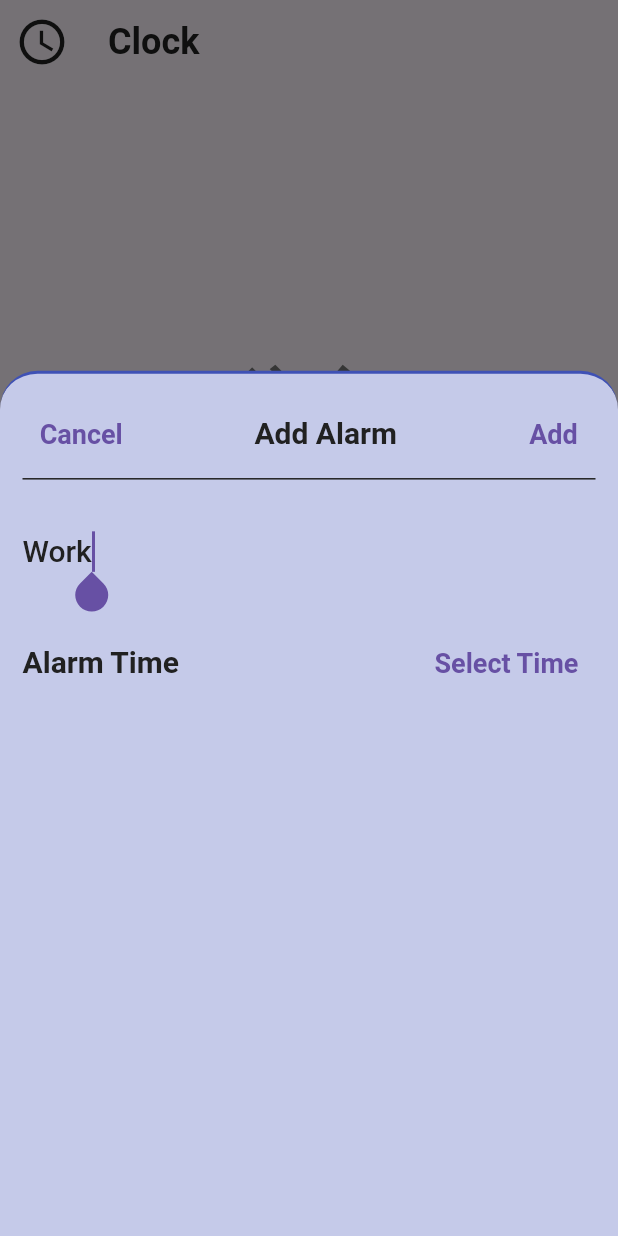
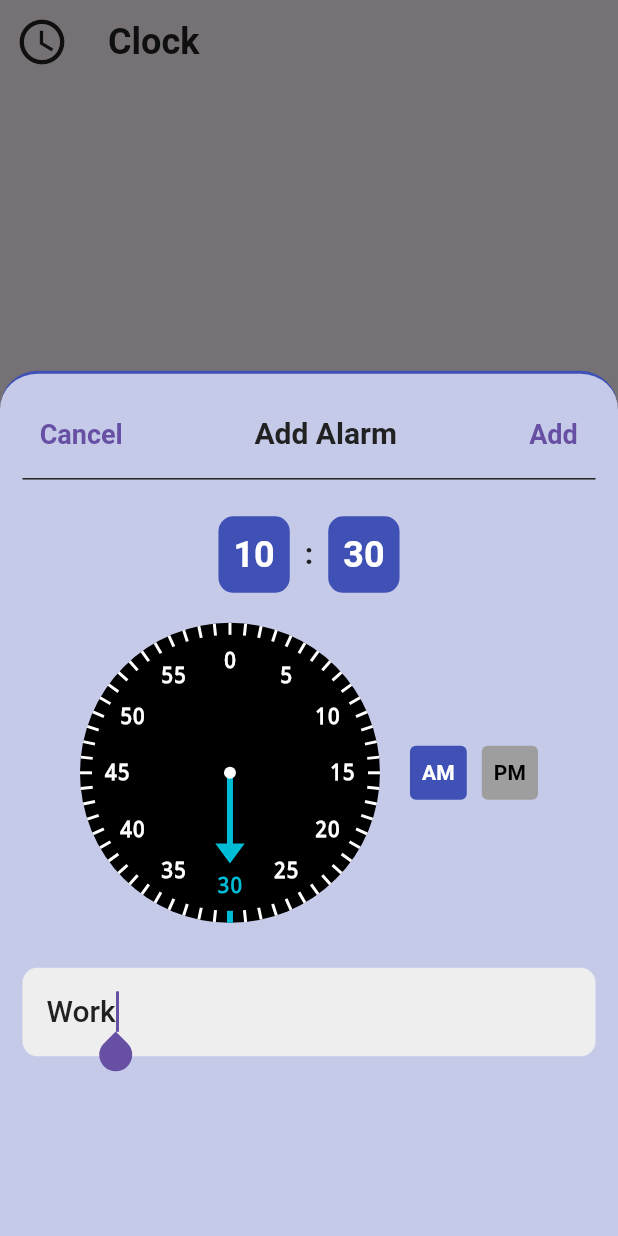
Before and after one commit to RohitMundhra123/portfolio_app, a Flutter app: the ClockApp screen opened directly, item 2 of the bottom bar chosen, after a tap on the "add" icon, on a phone screen of 412 x 824 dp. Run offline on Flutter 3.47's test engine with Material 3 defaults, Android fonts, the phone set to English and light mode, and no system bars; our stand-ins replace drift, drift_flutter, get, shared_preferences, sqflite; accounts and stored records are empty; generated files the repository leaves out were written again.

Commit message:
Add hour and minute picker painters for alarm time selection

```diff
--- a/lib/controllers/clock_controller.dart
+++ b/lib/controllers/clock_controller.dart
@@ -17,6 +17,9 @@ class ClockController extends GetxController {
   final RxInt stopWatchMilliseconds = 0.obs;
   final RxList<String> stopWatchLaps = <String>[].obs;
   final RxList<AlarmModel> alarms = <AlarmModel>[].obs;
+
+  final Rx<TimeOfDay> alarmTime = TimeOfDay.now().obs;
+  final RxBool alarmIsAm = true.obs;
 
   final SharedPreferencesService _sharedPreferencesService =
       SharedPreferencesService();
--- a/lib/screens/apps/clock/addalarm.dart
+++ b/lib/screens/apps/clock/addalarm.dart
@@ -5,6 +5,7 @@ import 'package:my_portfolio/constants/theme.dart';
 import 'package:my_portfolio/controllers/clock_controller.dart';
 import 'package:my_portfolio/models/alarm_model.dart';
 import 'package:my_portfolio/utils/widgets/custom_snackbar.dart';
+import 'package:my_portfolio/utils/widgets/painter/minute_picker_painter.dart';
 import 'package:my_portfolio/utils/widgets/textformfield/content_textformfield.dart';
 
 class AddAlarm extends StatefulWidget {
@@ -17,7 +18,6 @@ class AddAlarm extends StatefulWidget {
 }
 
 class _AddAlarmState extends State<AddAlarm> {
-  TimeOfDay? _alarmTimeData;
   late final ClockController _clockController;
 
   @override
@@ -70,7 +70,7 @@ class _AddAlarmState extends State<AddAlarm> {
   }
 
   Widget _form() {
-    return Column(children: [_description(), _alarmTime()]);
+    return Column(children: [_alarmTimePicker(), _description()]);
   }
 
   final TextEditingController titleController = TextEditingController();
@@ -88,39 +88,133 @@ class _AddAlarmState extends State<AddAlarm> {
     );
   }
 
-  Widget _alarmTime() {
+  Widget _alarmTimePicker() {
     return Padding(
       padding: const EdgeInsets.symmetric(vertical: 15),
-      child: Row(
+      child: Obx(
+        () => Column(
           children: [
-          Expanded(
-            child: Text(
-              'Alarm Time',
-              style: Get.textTheme.headlineSmall?.copyWith(
-                fontWeight: FontWeight.w600,
+            _alarmTime(),
+            const SizedBox(height: 20),
+            Row(
+              mainAxisAlignment: MainAxisAlignment.center,
+              children: [
+                CustomPaint(
+                  painter:
+                  // HourPickerPainter(
+                  //   selectedHour:
+                  //       _clockController.alarmTime.value.hour % 12 == 0
+                  //           ? 12
+                  //           : _clockController.alarmTime.value.hour % 12,
+                  //   onTimeChange: (hour) {
+                  //     _clockController.alarmTime.value = TimeOfDay(
+                  //       hour:
+                  //           _clockController.alarmIsAm.value ? hour : hour + 12,
+                  //       minute: _clockController.alarmTime.value.minute,
+                  //     );
+                  //   },
+                  // ),
+                  MinutePickerPainter(
+                    selectedMinute: _clockController.alarmTime.value.minute,
+                    onTimeChange: (minute) {
+                      _clockController.alarmTime.value = TimeOfDay(
+                        hour: _clockController.alarmTime.value.hour,
+                        minute: minute,
+                      );
+                    },
+                  ),
+                  size: const Size(200, 200),
+                ),
+                const SizedBox(width: 20),
+                Row(
+                  children: [
+                    GestureDetector(
+                      onTap: () {
+                        _clockController.alarmIsAm.value = true;
+                        _clockController.alarmTime.value.period == DayPeriod.am
+                            ? _clockController.alarmTime.value
+                            : _clockController.alarmTime.value = TimeOfDay(
+                              hour: _clockController.alarmTime.value.hour - 12,
+                              minute: _clockController.alarmTime.value.minute,
+                            );
+                      },
+                      child: _amPmTile(true),
+                    ),
+                    const SizedBox(width: 10),
+                    GestureDetector(
+                      onTap: () {
+                        _clockController.alarmIsAm.value = false;
+                        _clockController.alarmTime.value.period == DayPeriod.pm
+                            ? _clockController.alarmTime.value
+                            : _clockController.alarmTime.value = TimeOfDay(
+                              hour: _clockController.alarmTime.value.hour + 12,
+                              minute: _clockController.alarmTime.value.minute,
+                            );
+                      },
+                      child: _amPmTile(false),
+                    ),
+                  ],
+                ),
+              ],
+            ),
+          ],
         ),
       ),
+    );
+  }
+
+  Widget _alarmTime() {
+    return Row(
+      mainAxisAlignment: MainAxisAlignment.center,
+      children: [
+        _timeTile(_clockController.alarmTime.value.hour),
+        Padding(
+          padding: const EdgeInsets.symmetric(horizontal: 10),
+          child: Text(':', style: Get.textTheme.headlineSmall),
         ),
-          TextButton(
-            onPressed: () async {
-              final res = await showTimePicker(
-                context: context,
-                initialTime: TimeOfDay.now(),
+        _timeTile(_clockController.alarmTime.value.minute),
+      ],
     );
-              if (res != null) {
-                setState(() {
-                  _alarmTimeData = res;
-                });
   }
-            },
-            child:
-                (_alarmTimeData != null)
-                    ? Text(
-                      '${_alarmTimeData!.hour.toString().padLeft(2, '0')}:${_alarmTimeData!.minute.toString().padLeft(2, '0')}',
-                    )
-                    : const Text('Select Time'),
+
+  Widget _amPmTile(bool isAm) {
+    return Container(
+      padding: const EdgeInsets.all(8),
+      decoration: BoxDecoration(
+        color:
+            isAm == _clockController.alarmIsAm.value
+                ? CustomThemeData.primaryColor
+                : Colors.grey,
+        borderRadius: BorderRadius.circular(4),
       ),
-        ],
+      child: Text(
+        isAm ? 'AM' : 'PM',
+        style: Get.textTheme.titleSmall?.copyWith(
+          color:
+              isAm == _clockController.alarmIsAm.value
+                  ? Colors.white
+                  : Colors.black,
+          fontWeight: FontWeight.w600,
+          fontFeatures: [FontFeature.tabularFigures()],
+        ),
+      ),
+    );
+  }
+
+  Widget _timeTile(int time) {
+    return Container(
+      padding: const EdgeInsets.all(10),
+      decoration: BoxDecoration(
+        color: CustomThemeData.primaryColor,
+        borderRadius: BorderRadius.circular(10),
+      ),
+      child: Text(
+        time.toString().padLeft(2, '0'),
+        style: Get.textTheme.headlineMedium?.copyWith(
+          color: Colors.white,
+          fontWeight: FontWeight.w600,
+          fontFeatures: [FontFeature.tabularFigures()],
+        ),
       ),
     );
   }
@@ -144,14 +238,7 @@ class _AddAlarmState extends State<AddAlarm> {
         TextButton(
           child: const Text('Add'),
           onPressed: () {
-            if (_alarmTimeData == null) {
-              CustomSnackBar(
-                message: 'Please select a time',
-                title: 'Error',
-                icon: Icons.error,
-              ).show();
-              return;
-            } else if (titleController.text.isEmpty) {
+            if (titleController.text.isEmpty) {
               CustomSnackBar(
                 message: 'Please enter a Title',
                 title: 'Error',
@@ -165,14 +252,15 @@ class _AddAlarmState extends State<AddAlarm> {
                       DateTime.fromMicrosecondsSinceEpoch(
                         DateTime.now().microsecondsSinceEpoch,
                       ).toString(),
-                  alarmTime: _alarmTimeData!,
+                  alarmTime: _clockController.alarmTime.value,
                   description: titleController.text,
                   isActive: true,
                 ),
               );
               Get.back();
               CustomSnackBar(
-                message: 'Alarm Added for ${_alarmTimeData!.format(context)}',
+                message:
+                    'Alarm Added for ${_clockController.alarmTime.value.format(context)}',
                 title: 'Success',
                 icon: Icons.check_circle,
               ).show();
--- a/lib/screens/apps/clock/alarm.dart
+++ b/lib/screens/apps/clock/alarm.dart
@@ -2,7 +2,6 @@ import 'package:flutter/material.dart';
 import 'package:get/get.dart';
 import 'package:my_portfolio/constants/theme.dart';
 import 'package:my_portfolio/controllers/clock_controller.dart';
-import 'package:my_portfolio/utils/widgets/painter/clock_picker_painter.dart';
 
 class AlarmApp extends StatefulWidget {
   const AlarmApp({super.key, required this.clockController});
@@ -45,22 +44,6 @@ class _AlarmAppState extends State<AlarmApp> {
                         color: CustomThemeData.secondaryTextColor,
                       ),
                     ),
-                    CustomPaint(
-                      painter: ClockPickerPainter(
-                        selectedHour: selectedHour,
-                        selectedMinute: selectedMinute,
-                        onTimeChange: (hour) {
-                          setState(() {
-                            if (hour == 0) {
-                              selectedHour = 12;
-                            } else {
-                              selectedHour = hour;
-                            }
-                          });
-                        },
-                      ),
-                      size: const Size(200, 200),
-                    ),
                   ],
                 ),
               )
--- a/lib/utils/widgets/painter/clock_picker_painter.dart
+++ b/lib/utils/widgets/painter/hour_picker_painter.dart
@@ -3,20 +3,13 @@ import 'dart:math';
 import 'package:flutter/material.dart';
 import 'package:my_portfolio/constants/theme.dart';
 
-class ClockPickerPainter extends CustomPainter {
-  final int? selectedHour;
-  final int? selectedMinute;
+class HourPickerPainter extends CustomPainter {
+  final int selectedHour;
   final Function(int)? onTimeChange;
 
-  late int hour;
 
-  ClockPickerPainter({
-    required this.selectedHour,
-    required this.selectedMinute,
-    this.onTimeChange,
-  }) {
-    hour = selectedHour ?? 12;
-  }
+
+  HourPickerPainter({required this.selectedHour, this.onTimeChange});
 
   @override
   void paint(Canvas canvas, Size size) {
@@ -40,13 +33,13 @@ class ClockPickerPainter extends CustomPainter {
 
     final Paint selectedPaint =
         Paint()
-          ..color = CustomThemeData.primaryColor
+          ..color = CustomThemeData.accentColor
           ..style = PaintingStyle.fill
           ..strokeWidth = 2;
 
     final Paint dialPaint =
         Paint()
-          ..color = CustomThemeData.primaryColor
+          ..color = CustomThemeData.accentColor
           ..style = PaintingStyle.stroke
           ..strokeWidth = 4;
 
@@ -63,9 +56,10 @@ class ClockPickerPainter extends CustomPainter {
       textPainter.text = TextSpan(
         text: (i).toString(),
         style: TextStyle(
-          color: Colors.white,
+          color: i == selectedHour ? Colors.black : Colors.white,
           fontFamily: "monospace",
           fontSize: 16,
+          fontWeight: i == selectedHour ? FontWeight.bold : FontWeight.normal,
         ),
       );
 
--- /dev/null
+++ b/lib/utils/widgets/painter/minute_picker_painter.dart
@@ -0,0 +1,144 @@
+import 'dart:math';
+
+import 'package:flutter/material.dart';
+import 'package:my_portfolio/constants/theme.dart';
+
+class MinutePickerPainter extends CustomPainter {
+  final int selectedMinute;
+  final Function(int)? onTimeChange;
+
+  MinutePickerPainter({required this.selectedMinute, this.onTimeChange});
+
+  @override
+  void paint(Canvas canvas, Size size) {
+    final centerX = size.width / 2;
+    final centerY = size.height / 2;
+    final center = Offset(centerX, centerY);
+    final radius = size.width / 2;
+
+    final Paint backgroundPaint =
+        Paint()
+          ..color = Colors.black
+          ..style = PaintingStyle.fill;
+
+    final Paint centerDialPaint =
+        Paint()
+          ..color = Colors.white
+          ..style = PaintingStyle.fill;
+
+    canvas.drawCircle(center, radius, backgroundPaint);
+
+    final TextPainter textPainter = TextPainter(
+      textDirection: TextDirection.ltr,
+      textAlign: TextAlign.center,
+    );
+
+    for (int i = 0; i <= 11; i++) {
+      final angle = -pi / 2 + (i * pi / 6);
+      final double x = centerX + (radius - 25) * cos(angle);
+      final double y = centerY + (radius - 25) * sin(angle);
+
+      textPainter.text = TextSpan(
+        text: (i * 5).toString(),
+        style: TextStyle(
+          color:
+              i * 5 == selectedMinute
+                  ? CustomThemeData.accentColor
+                  : Colors.white,
+          fontFamily: "monospace",
+          fontSize: 14,
+          fontWeight: FontWeight.bold,
+        ),
+      );
+
+      textPainter.layout();
+      textPainter.paint(
+        canvas,
+        Offset(x - textPainter.width / 2, y - textPainter.height / 2),
+      );
+    }
+
+    final Paint subMinutePaint =
+        Paint()
+          ..color = Colors.white
+          ..style = PaintingStyle.stroke
+          ..strokeWidth = 2;
+    final Paint minutePaint =
+        Paint()
+          ..color = CustomThemeData.accentColor
+          ..style = PaintingStyle.stroke
+          ..strokeWidth = 4;
+
+    for (int i = 0; i <= 59; i++) {
+      final angle = -pi / 2 + (i * pi / 30);
+      final double x = centerX + (radius - 8) * cos(angle);
+      final double y = centerY + (radius - 8) * sin(angle);
+      final double x1 = centerX + (radius / 1.75) * cos(angle);
+      final double y1 = centerY + (radius / 1.75) * sin(angle);
+
+      if (i == selectedMinute) {
+        subMinutePaint.color = CustomThemeData.accentColor;
+        subMinutePaint.strokeWidth = 4;
+      } else {
+        subMinutePaint.color = Colors.white;
+        subMinutePaint.strokeWidth = 2;
+      }
+
+      canvas.drawLine(
+        Offset(centerX + radius * cos(angle), centerY + radius * sin(angle)),
+        Offset(x, y),
+        subMinutePaint,
+      );
+
+      if (i == selectedMinute) {
+        canvas.drawLine(Offset(x1, y1), center, minutePaint);
+        final dx = x1 - centerX;
+        final dy = y1 - centerY;
+        final angle = atan2(dy, dx);
+        final arrowSize = 10;
+        final arrowAngle = pi / 5;
+        final arrow1 = Offset(
+          x1 - arrowSize * cos(angle + arrowAngle),
+          y1 - arrowSize * sin(angle + arrowAngle),
+        );
+        final arrow2 = Offset(
+          x1 - arrowSize * cos(angle - arrowAngle),
+          y1 - arrowSize * sin(angle - arrowAngle),
+        );
+        final Path path =
+            Path()
+              ..moveTo(x1, y1)
+              ..lineTo(arrow1.dx, arrow1.dy)
+              ..lineTo(arrow2.dx, arrow2.dy)
+              ..close();
+
+        canvas.drawPath(path, minutePaint);
+      }
+    }
+
+    canvas.drawCircle(center, 4, centerDialPaint);
+  }
+
+  @override
+  bool? hitTest(Offset position) {
+    final dx = position.dx;
+    final dy = position.dy;
+    final centerX = 200 / 2;
+    final centerY = 200 / 2;
+    final angle = atan2(dy - centerY, dx - centerX);
+
+    final adjustedAngle = (angle + pi / 2) % (2 * pi);
+    final selectedMinute = (adjustedAngle / (pi / 30)).round() % 60;
+
+    if (onTimeChange != null) {
+      onTimeChange!(selectedMinute);
+    }
+
+    return super.hitTest(position);
+  }
+
+  @override
+  bool shouldRepaint(covariant CustomPainter oldDelegate) {
+    return true;
+  }
+}
--- a/lib/utils/widgets/textformfield/content_textformfield.dart
+++ b/lib/utils/widgets/textformfield/content_textformfield.dart
@@ -29,7 +29,15 @@ class ContentTextformfield extends StatelessWidget {
           color: !dialog ? Colors.grey : null,
           fontWeight: FontWeight.w500,
         ),
-        border: InputBorder.none,
+        fillColor: dialog ? Colors.grey[200] : null,
+        filled: dialog,
+        border:
+            dialog
+                ? OutlineInputBorder(
+                  borderRadius: BorderRadius.circular(10),
+                  borderSide: BorderSide.none,
+                )
+                : InputBorder.none,
       ),
     );
   }
--- a/lib/utils/widgets/textformfield/title_textformfield.dart
+++ b/lib/utils/widgets/textformfield/title_textformfield.dart
@@ -21,6 +21,7 @@ class TitleTextformfield extends StatelessWidget {
       maxLength: 50,
       maxLines: null,
       focusNode: focusNode,
+
       decoration: InputDecoration(
         hintText: hintText ?? 'Heading',
         hintStyle: Get.textTheme.headlineLarge?.copyWith(
```
Lines whose indentation alone changed are shown as unchanged.
